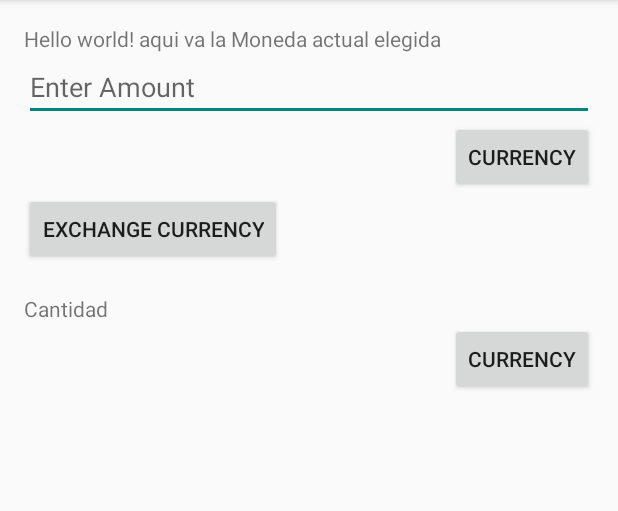
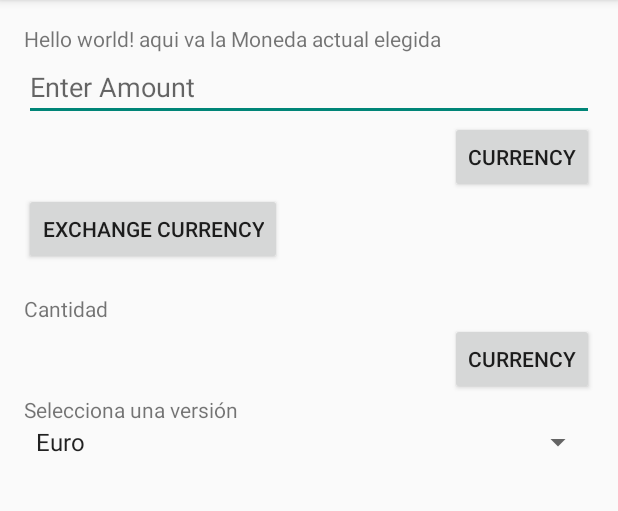
Before and after one commit to paradak/Ek-Chuac2, an Android app: the screen it shows after launch (MyActivity), on a phone screen of 412 x 824 dp, the part 84-595 px from its top. Run offline under Robolectric (Android 15) with nearby library versions, the phone set to English and light mode, and no system bars.

Commit message:
combox para el tipo de divisa solo texto no tiene otra funcion :D

```diff
--- a/app/src/main/java/com/example/raul__000/myfirstapp/MyActivity.java
+++ b/app/src/main/java/com/example/raul__000/myfirstapp/MyActivity.java
@@ -9,9 +9,13 @@ import android.os.Bundle;
 import android.view.Menu;
 import android.view.MenuItem;
 import android.view.View;
+import android.widget.AdapterView;
+import android.widget.ArrayAdapter;
 import android.widget.Button;
 import android.widget.EditText;
+import android.widget.Spinner;
 import android.widget.TextView;
+import android.widget.Toast;
 
 
 public class MyActivity extends ActionBarActivity implements View.OnClickListener{
@@ -29,7 +33,28 @@ public class MyActivity extends ActionBarActivity implements View.OnClickListene
     protected void onCreate(Bundle savedInstanceState) {
         super.onCreate(savedInstanceState);
         setContentView(R.layout.activity_my);
+        ////////////
 
+        Spinner sp = (Spinner) findViewById(R.id.spinner);
+        ArrayAdapter adapter = ArrayAdapter.createFromResource(
+                this, R.array.versiones, android.R.layout.simple_spinner_item);
+        sp.setAdapter(adapter);
+
+        sp.setOnItemSelectedListener(new AdapterView.OnItemSelectedListener(){
+
+
+            @Override
+            public void onItemSelected(AdapterView<?> parent, View view, int position, long id) {
+                Toast.makeText(parent.getContext(),"Has Seleccionado"+ parent.getItemAtPosition(position).toString(),Toast.LENGTH_LONG).show();
+            }
+
+            @Override
+            public void onNothingSelected(AdapterView<?> parent) {
+
+            }
+        });
+
+        /////////////
         btn1 = (Button)findViewById(R.id.btn01);
         btn1.setOnClickListener(new View.OnClickListener() {
             @Override
--- a/app/src/main/res/layout/activity_my.xml
+++ b/app/src/main/res/layout/activity_my.xml
@@ -1,5 +1,5 @@
 <LinearLayout xmlns:android="http://schemas.android.com/apk/res/android"
-    xmlns:tools="http://schemas.android.com/tools" android:layout_width="fill_parent"
+    xmlns:tools="http://schemas.android.com/tools" android:layout_width="match_parent"
     android:layout_height="wrap_content" android:paddingLeft="@dimen/activity_horizontal_margin"
     android:paddingRight="@dimen/activity_horizontal_margin"
     android:paddingTop="@dimen/activity_vertical_margin"
@@ -48,5 +48,25 @@
         android:layout_height="wrap_content"
         android:layout_gravity="right" />
 
+    <LinearLayout xmlns:android="http://schemas.android.com/apk/res/android"
+        android:orientation="vertical"
+        android:layout_width="fill_parent"
+        android:layout_height="fill_parent">
+
+        <TextView
+            android:id="@+id/seleccionado"
+            android:layout_width="wrap_content"
+            android:layout_height="wrap_content"
+            android:text="@string/mensaje"
+        />
+        <Spinner
+            android:id="@+id/spinner"
+            android:layout_width="fill_parent"
+            android:layout_height="wrap_content"
+            android:drawSelectorOnTop="true"
+            android:text="@string/mensaje"
+            />
+    </LinearLayout>
+
 
 </LinearLayout>
--- /dev/null
+++ b/app/src/main/res/values/arrays.xml
@@ -0,0 +1,11 @@
+<?xml version="1.0" encoding="utf-8"?>
+<resources>
+           <string-array name="versiones">
+              <item>Euro</item>
+               <item>Dolar</item>
+               <item>Yen</item>
+               <item>Libra esterlina</item>
+               <item>Florines</item>
+           </string-array>
+
+</resources>
--- a/app/src/main/res/values/strings.xml
+++ b/app/src/main/res/values/strings.xml
@@ -12,5 +12,6 @@
     <string name="action_refresh">Refresh</string>
     <string name="action_fav">Favorites</string>
     <string name="add_fav">Add to Favorites</string>
+    <string name="mensaje">Selecciona una versión</string>
 
 </resources>
```
